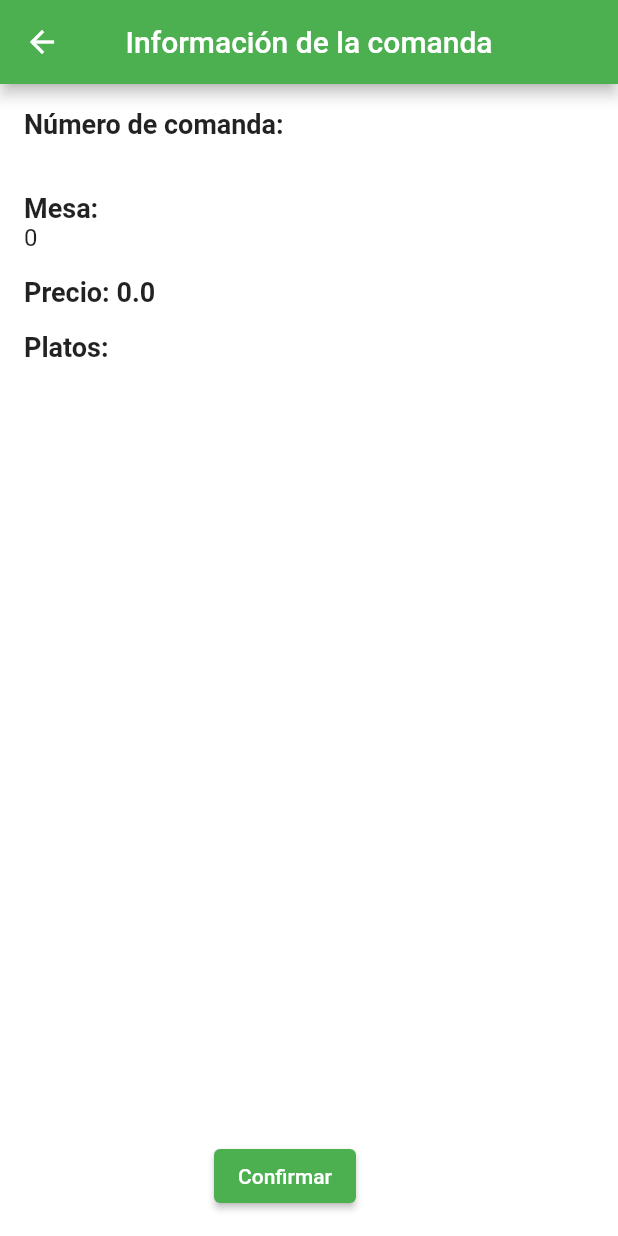
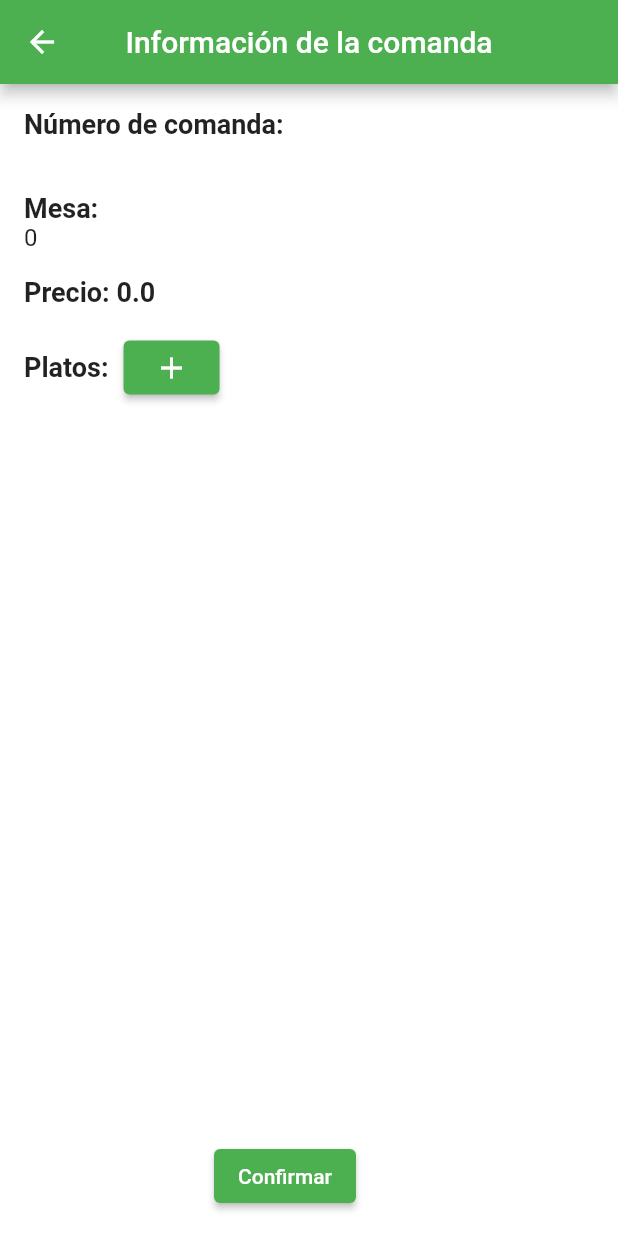
Before and after one commit to FranciscoJanerMudoy/hostalapp, a Flutter app: the InfoOrderScreen screen opened directly with empty values, on a phone screen of 412 x 824 dp. Run offline on Flutter 3.47's test engine with Material 2 defaults, Android fonts, the light colour scheme and no system bars; our stand-ins replace cloud_firestore, email_validator, firebase_auth, firebase_core; accounts and stored records are empty.

Commit message:
Try Add new page for add products in order

```diff
--- a/lib/models/order_model.dart
+++ b/lib/models/order_model.dart
@@ -6,13 +6,7 @@ class Comanda {
   double? precio;
   String? estado;
   int? mesa;
-
-  Comanda(
-      {required this.id,
-      required this.productos,
-      required this.precio,
-      required this.estado,
-      required this.mesa});
+  Comanda({this.id, this.productos, this.precio, this.estado, this.mesa});
 
   factory Comanda.fromMap(Map<String, dynamic> json) => Comanda(
       id: json["id"],
--- a/lib/routes/routes.dart
+++ b/lib/routes/routes.dart
@@ -11,5 +11,6 @@ var customRutes = <String, WidgetBuilder>{
   'ConfirmOrder': (BuildContext context) => const ConfirmOrder(),
   "EditOrder": (BuildContext context) => const EditOrderScreen(),
   "InfoOrder": (BuildContext context) => const InfoOrderScreen(),
-  'Chef': (BuildContext context) => const ChefScreen()
+  'Chef': (BuildContext context) => const ChefScreen(),
+  'EditOrderProducts': (BuildContext context) => const EditOrderProductsScreen()
 };
--- a/lib/screen/info_order_screen.dart
+++ b/lib/screen/info_order_screen.dart
@@ -12,8 +12,7 @@ class InfoOrderScreen extends StatefulWidget {
 class _InfoOrderScreenState extends State<InfoOrderScreen> {
   @override
   Widget build(BuildContext context) {
-    final Comanda comanda =
-        ModalRoute.of(context)?.settings.arguments as Comanda;
+    Comanda comanda = ModalRoute.of(context)?.settings.arguments as Comanda;
 
     return Scaffold(
       appBar: AppBar(
@@ -57,12 +56,35 @@ class _InfoOrderScreenState extends State<InfoOrderScreen> {
               ),
             ),
             const SizedBox(height: 16),
+            Row(
+              children: [
                 const Text(
                   'Platos:',
                   style: TextStyle(
                     fontSize: 18,
                     fontWeight: FontWeight.bold,
                   ),
+                ),
+                const SizedBox(
+                  width: 10,
+                ),
+                ElevatedButton(
+                  onPressed: () {
+                    Navigator.pushNamed(
+                      context,
+                      "EditOrderProducts",
+                      arguments: comanda,
+                    ).then((value) {
+                      if (value != null) {
+                        setState(() {
+                          comanda = value as Comanda;
+                        });
+                      }
+                    });
+                  },
+                  child: const Icon(Icons.add),
+                ),
+              ],
             ),
             const SizedBox(height: 8),
             Expanded(
@@ -101,12 +123,14 @@ class _InfoOrderScreenState extends State<InfoOrderScreen> {
                         GestureDetector(
                           child: const Icon(Icons.add),
                           onTap: () {
-                            setState(() {
+                            setState(
+                              () {
                                 comanda.productos![index].cantidad =
                                     comanda.productos![index].cantidad! + 1;
                                 comanda.precio =
                                     (comanda.precio! + producto.precio!);
-                            });
+                              },
+                            );
                           },
                         ),
                       ],
--- a/lib/screen/screens.dart
+++ b/lib/screen/screens.dart
@@ -1,3 +1,4 @@
+export 'package:hostalapp/screen/edit_order_products_screen.dart';
 export 'package:hostalapp/screen/info_order_screen.dart';
 export 'package:hostalapp/screen/edit_order_screen.dart';
 export 'package:hostalapp/screen/confirm_order_screen.dart';
```
Also changed, not shown: lib/screen/edit_order_products_screen.dart (added, +168 -0 lines), assets/Refresco.jpeg (added). Lines whose indentation alone changed are shown as unchanged.
